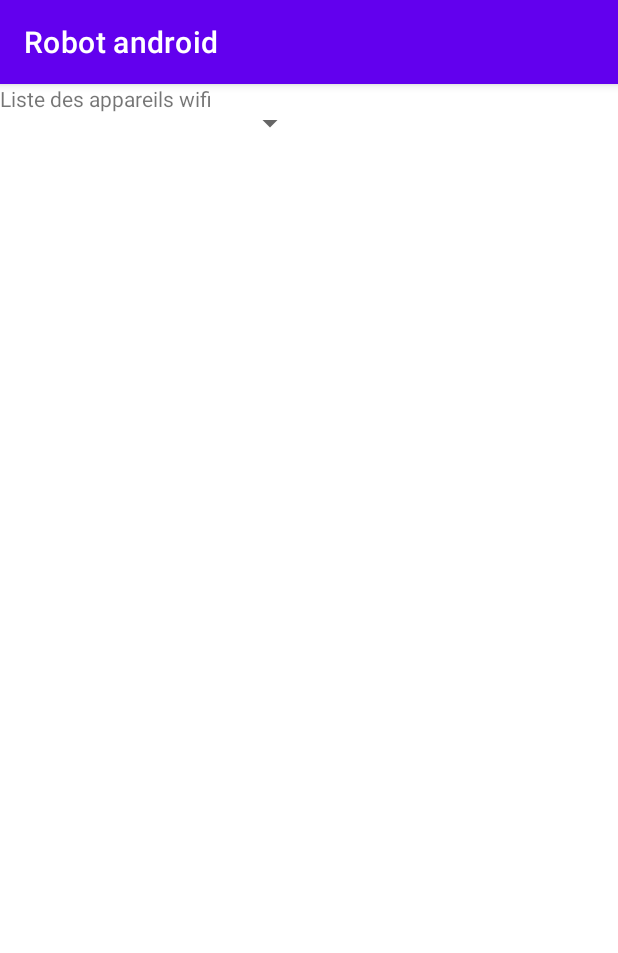
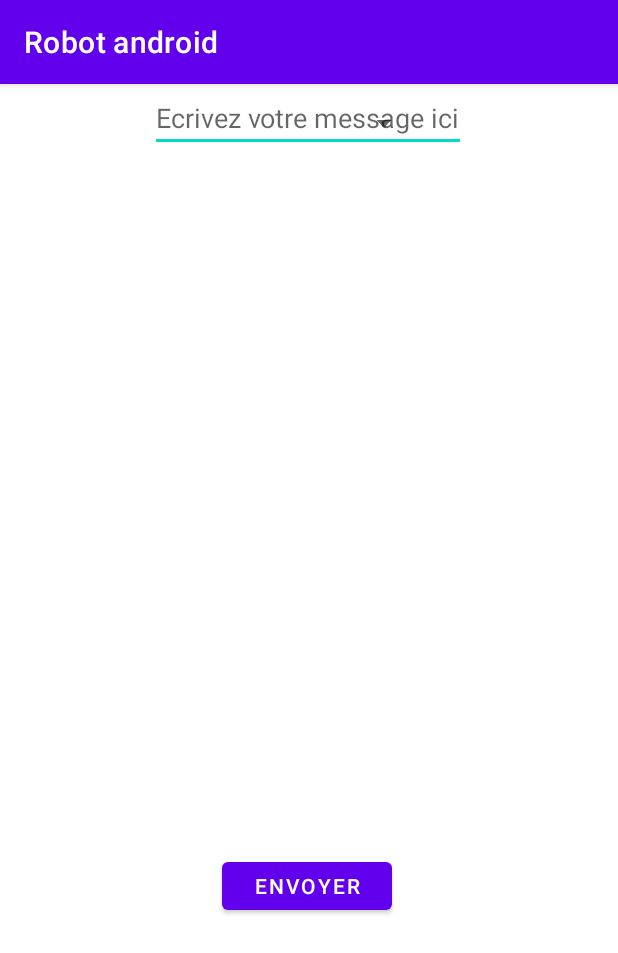
Before and after one commit to simont44/ApplicationAndroid, an Android app: the listeAppareilWifi screen opened directly, with no data from a screen before it, on a phone screen of 412 x 824 dp. Shown: the top 953 px of the screen. Run offline under Robolectric (Android 15) with nearby library versions, the phone set to English and light mode, and no system bars.

Commit message:
interface de visualisation des périphériques wifi

```diff
--- a/app/src/main/java/com/example/robotandroid/listeAppareilWifi.java
+++ b/app/src/main/java/com/example/robotandroid/listeAppareilWifi.java
@@ -3,12 +3,32 @@ package com.example.robotandroid;
 import androidx.appcompat.app.AppCompatActivity;
 
 import android.os.Bundle;
+import android.view.View;
+import android.widget.Adapter;
+import android.widget.AdapterView;
+import android.widget.ArrayAdapter;
+import android.widget.Spinner;
+import android.widget.Toast;
+import java.io.BufferedReader;
+import java.io.IOException;
+import java.io.InputStreamReader;
+import java.io.PrintWriter;
+import java.net.ServerSocket;
+import java.net.Socket;
+import java.util.Scanner;
+import java.net.InetAddress;
+import java.net.UnknownHostException;
+
 
 public class listeAppareilWifi extends AppCompatActivity {
 
+    private Spinner listeAppareilWifi;
+    final Scanner sc = new Scanner(System.in);//pour lire à partir du clavier
+    private InetAddress adresseIP;
     @Override
     protected void onCreate(Bundle savedInstanceState) {
         super.onCreate(savedInstanceState);
         setContentView(R.layout.activity_liste_appareil_wifi);
     }
+
 }
--- a/app/src/main/res/layout/activity_liste_appareil_wifi.xml
+++ b/app/src/main/res/layout/activity_liste_appareil_wifi.xml
@@ -7,24 +7,71 @@
     tools:context=".listeAppareilWifi">
 
     <Spinner
-        android:id="@+id/spinnerRegion"
+        android:id="@+id/spinnerListeAppareilWifi"
         android:layout_width="204dp"
         android:layout_height="52dp"
+        android:layout_marginStart="76dp"
+        android:layout_marginLeft="76dp"
+        android:layout_marginEnd="104dp"
+        android:layout_marginRight="104dp"
+        android:outlineAmbientShadowColor="@color/purple_500"
         android:spinnerMode="dropdown"
-        android:outlineAmbientShadowColor="@color/purple_500"
+        app:layout_constraintEnd_toEndOf="parent"
+        app:layout_constraintHorizontal_bias="0.0"
+        app:layout_constraintStart_toStartOf="parent"
         tools:ignore="MissingConstraints"
-        tools:layout_editor_absoluteX="103dp"
-        tools:layout_editor_absoluteY="150dp"
-        />
+        tools:layout_editor_absoluteY="91dp" />
 
     <TextView
-        android:id="@+id/textView"
+        android:id="@+id/labelListeAppareilWifi"
         android:layout_width="253dp"
         android:layout_height="25dp"
+        android:layout_marginStart="76dp"
+        android:layout_marginLeft="76dp"
+        android:layout_marginEnd="79dp"
+        android:layout_marginRight="79dp"
+        android:layout_marginBottom="16dp"
         android:text="@string/labelSpinnerListeAppareil"
+        app:layout_constraintBottom_toTopOf="@+id/spinnerListeAppareilWifi"
+        app:layout_constraintEnd_toEndOf="parent"
+        app:layout_constraintHorizontal_bias="0.0"
+        app:layout_constraintStart_toStartOf="parent"
+        tools:ignore="MissingConstraints" />
+
+    <TextView
+        android:id="@+id/labelEnvoieMessageWifi"
+        android:layout_width="253dp"
+        android:layout_height="25dp"
+        android:layout_marginStart="76dp"
+        android:layout_marginLeft="76dp"
+        android:layout_marginBottom="40dp"
+        android:text="@string/envoieMessage"
+        app:layout_constraintBottom_toTopOf="@+id/editText"
+        app:layout_constraintStart_toStartOf="parent"
+        tools:ignore="MissingConstraints" />
+
+    <EditText
+        android:id="@+id/editText"
+        android:layout_width="wrap_content"
+        android:layout_height="wrap_content"
+        android:layout_marginStart="100dp"
+        android:layout_marginLeft="100dp"
+        android:hint="@string/hintEnvoieMessage"
+        app:layout_constraintStart_toStartOf="parent"
         tools:ignore="MissingConstraints"
-        tools:layout_editor_absoluteX="79dp"
-        tools:layout_editor_absoluteY="96dp" />
+        tools:layout_editor_absoluteY="343dp" />
+
+    <Button
+        android:id="@+id/envoieMessageBtn"
+        android:layout_width="113dp"
+        android:layout_height="44dp"
+        android:layout_marginStart="148dp"
+        android:layout_marginLeft="148dp"
+        android:layout_marginBottom="211dp"
+        android:text="@string/envoieMessageBtn"
+        app:layout_constraintBottom_toBottomOf="parent"
+        app:layout_constraintStart_toStartOf="parent"
+        tools:ignore="MissingConstraints" />
 
 
 </androidx.constraintlayout.widget.ConstraintLayout>
--- a/app/src/main/res/values/strings.xml
+++ b/app/src/main/res/values/strings.xml
@@ -4,6 +4,9 @@
     <string name="identifiant">Identifiant</string>
     <string name="retour">retour</string>
     <string name="password">Mot de passe</string>
-    <string name="labelSpinnerListeAppareil">Liste des appareils wifi</string>
+    <string name="labelSpinnerListeAppareil">Liste des appareils wifi :</string>
+    <string name="envoieMessage">Envoyer un message sur le réseau :</string>
+    <string name="hintEnvoieMessage">Ecrivez votre message ici</string>
+    <string name="envoieMessageBtn">Envoyer</string>
 
 </resources>
```
